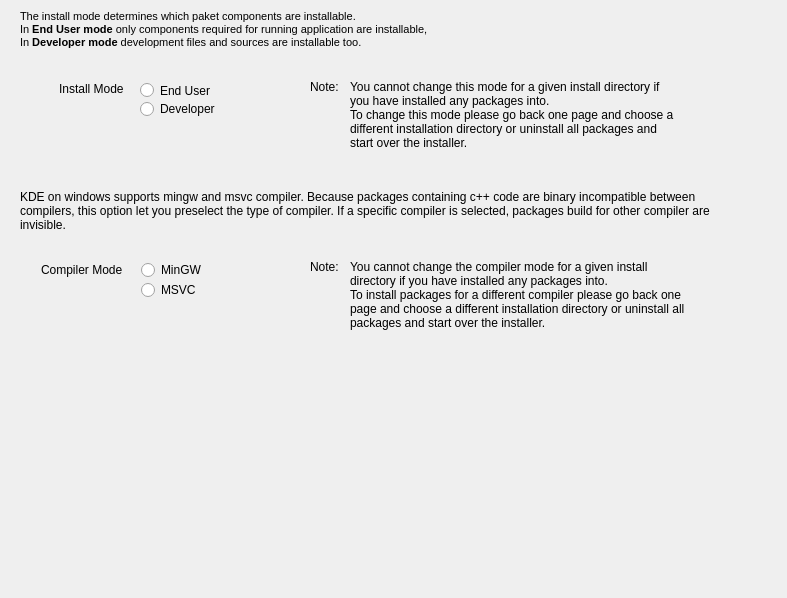
First picture: the form in gui/installtypepage.ui, repository KDE/kdewin-installer, before the edit.
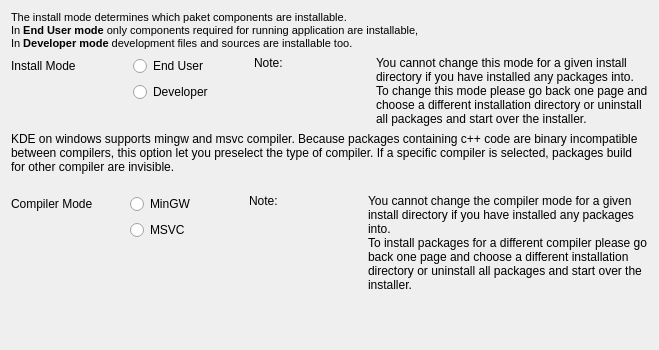
Second picture: the form after the edit.

Commit message: give the widgets a layout

```diff
--- a/gui/installtypepage.ui
+++ b/gui/installtypepage.ui
@@ -5,8 +5,8 @@
    <rect>
     <x>0</x>
     <y>0</y>
-    <width>787</width>
-    <height>598</height>
+    <width>659</width>
+    <height>350</height>
    </rect>
   </property>
   <property name="windowTitle" >
@@ -15,70 +15,9 @@
   <property name="statusTip" >
    <string>Select in which mode the installer should work and which compiler should be used</string>
   </property>
-  <widget class="QRadioButton" name="installModeDeveloper" >
-   <property name="geometry" >
-    <rect>
-     <x>140</x>
-     <y>100</y>
-     <width>111</width>
-     <height>18</height>
-    </rect>
-   </property>
-   <property name="text" >
-    <string>Developer</string>
-   </property>
-   <property name="checked" >
-    <bool>false</bool>
-   </property>
-  </widget>
-  <widget class="QRadioButton" name="compilerMSVC" >
-   <property name="geometry" >
-    <rect>
-     <x>141</x>
-     <y>280</y>
-     <width>81</width>
-     <height>20</height>
-    </rect>
-   </property>
-   <property name="text" >
-    <string>MSVC</string>
-   </property>
-  </widget>
-  <widget class="QRadioButton" name="compilerMinGW" >
-   <property name="geometry" >
-    <rect>
-     <x>141</x>
-     <y>261</y>
-     <width>81</width>
-     <height>18</height>
-    </rect>
-   </property>
-   <property name="text" >
-    <string>MinGW</string>
-   </property>
-  </widget>
-  <widget class="QRadioButton" name="installModeEndUser" >
-   <property name="geometry" >
-    <rect>
-     <x>140</x>
-     <y>80</y>
-     <width>101</width>
-     <height>21</height>
-    </rect>
-   </property>
-   <property name="text" >
-    <string>End User</string>
-   </property>
-  </widget>
+  <layout class="QVBoxLayout" >
+   <item>
   <widget class="QLabel" name="label_2" >
-   <property name="geometry" >
-    <rect>
-     <x>20</x>
-     <y>10</y>
-     <width>700</width>
-     <height>71</height>
-    </rect>
-   </property>
    <property name="text" >
     <string>&lt;html>&lt;head>&lt;meta name="qrichtext" content="1" />&lt;style type="text/css">
 p, li { white-space: pre-wrap; }
@@ -100,15 +39,100 @@
     <bool>true</bool>
    </property>
   </widget>
+   </item>
+   <item>
+    <layout class="QGridLayout" >
+     <item row="0" column="0" >
+      <widget class="QLabel" name="label_4" >
+       <property name="text" >
+        <string>Install Mode</string>
+       </property>
+      </widget>
+     </item>
+     <item row="0" column="1" >
+      <widget class="QRadioButton" name="installModeEndUser" >
+       <property name="text" >
+        <string>End User</string>
+       </property>
+      </widget>
+     </item>
+     <item row="0" column="2" >
+      <widget class="QLabel" name="label_8" >
+       <property name="text" >
+        <string>Note:</string>
+       </property>
+       <property name="alignment" >
+        <set>Qt::AlignLeading|Qt::AlignLeft|Qt::AlignTop</set>
+       </property>
+      </widget>
+     </item>
+     <item rowspan="3" row="0" column="3" >
+      <widget class="QLabel" name="label" >
+       <property name="text" >
+        <string>You cannot change this mode for a given install directory if you have installed any packages into.
+To change this mode please go back one page and choose a different installation directory or uninstall all packages and start over the installer.</string>
+       </property>
+       <property name="alignment" >
+        <set>Qt::AlignLeading|Qt::AlignLeft|Qt::AlignTop</set>
+       </property>
+       <property name="wordWrap" >
+        <bool>true</bool>
+       </property>
+      </widget>
+     </item>
+     <item rowspan="2" row="1" column="0" >
+      <spacer>
+       <property name="orientation" >
+        <enum>Qt::Vertical</enum>
+       </property>
+       <property name="sizeHint" >
+        <size>
+         <width>20</width>
+         <height>40</height>
+        </size>
+       </property>
+      </spacer>
+     </item>
+     <item row="1" column="1" >
+      <widget class="QRadioButton" name="installModeDeveloper" >
+       <property name="text" >
+        <string>Developer</string>
+       </property>
+       <property name="checked" >
+        <bool>false</bool>
+       </property>
+      </widget>
+     </item>
+     <item rowspan="2" row="1" column="2" >
+      <spacer>
+       <property name="orientation" >
+        <enum>Qt::Vertical</enum>
+       </property>
+       <property name="sizeHint" >
+        <size>
+         <width>20</width>
+         <height>40</height>
+        </size>
+       </property>
+      </spacer>
+     </item>
+     <item row="2" column="1" >
+      <spacer>
+       <property name="orientation" >
+        <enum>Qt::Vertical</enum>
+       </property>
+       <property name="sizeHint" >
+        <size>
+         <width>20</width>
+         <height>21</height>
+        </size>
+       </property>
+      </spacer>
+     </item>
+    </layout>
+   </item>
+   <item>
   <widget class="QLabel" name="label_3" >
-   <property name="geometry" >
-    <rect>
-     <x>20</x>
-     <y>190</y>
-     <width>700</width>
-     <height>68</height>
-    </rect>
-   </property>
    <property name="sizePolicy" >
     <sizepolicy vsizetype="Preferred" hsizetype="Preferred" >
      <horstretch>1</horstretch>
@@ -129,61 +153,25 @@
     <number>0</number>
    </property>
   </widget>
-  <widget class="QLabel" name="label_4" >
-   <property name="geometry" >
-    <rect>
-     <x>59</x>
-     <y>80</y>
-     <width>80</width>
-     <height>18</height>
-    </rect>
-   </property>
-   <property name="text" >
-    <string>Install Mode</string>
-   </property>
-  </widget>
+   </item>
+   <item>
+    <layout class="QGridLayout" >
+     <item row="0" column="0" >
   <widget class="QLabel" name="label_5" >
-   <property name="geometry" >
-    <rect>
-     <x>41</x>
-     <y>260</y>
-     <width>111</width>
-     <height>20</height>
-    </rect>
-   </property>
    <property name="text" >
     <string>Compiler Mode</string>
    </property>
   </widget>
-  <widget class="QLabel" name="label" >
-   <property name="geometry" >
-    <rect>
-     <x>350</x>
-     <y>80</y>
-     <width>331</width>
-     <height>81</height>
-    </rect>
-   </property>
+     </item>
+     <item row="0" column="1" >
+      <widget class="QRadioButton" name="compilerMinGW" >
    <property name="text" >
-    <string>You cannot change this mode for a given install directory if you have installed any packages into.
-To change this mode please go back one page and choose a different installation directory or uninstall all packages and start over the installer.</string>
-   </property>
-   <property name="alignment" >
-    <set>Qt::AlignLeading|Qt::AlignLeft|Qt::AlignTop</set>
-   </property>
-   <property name="wordWrap" >
-    <bool>true</bool>
-   </property>
-  </widget>
-  <widget class="QLabel" name="label_8" >
-   <property name="geometry" >
-    <rect>
-     <x>310</x>
-     <y>80</y>
-     <width>53</width>
-     <height>18</height>
-    </rect>
-   </property>
+        <string>MinGW</string>
+       </property>
+      </widget>
+     </item>
+     <item row="0" column="2" >
+      <widget class="QLabel" name="label_9" >
    <property name="text" >
     <string>Note:</string>
    </property>
@@ -191,15 +179,9 @@
     <set>Qt::AlignLeading|Qt::AlignLeft|Qt::AlignTop</set>
    </property>
   </widget>
+     </item>
+     <item rowspan="3" row="0" column="3" >
   <widget class="QLabel" name="label_6" >
-   <property name="geometry" >
-    <rect>
-     <x>350</x>
-     <y>260</y>
-     <width>341</width>
-     <height>121</height>
-    </rect>
-   </property>
    <property name="text" >
     <string>You cannot change the compiler mode for a given install directory if you have installed any packages into.
 To install packages for a different compiler please go back one page and choose a different installation directory or uninstall all packages and start over the installer.</string>
@@ -211,22 +193,69 @@
     <bool>true</bool>
    </property>
   </widget>
-  <widget class="QLabel" name="label_9" >
-   <property name="geometry" >
-    <rect>
-     <x>310</x>
-     <y>260</y>
-     <width>53</width>
-     <height>18</height>
-    </rect>
-   </property>
+     </item>
+     <item rowspan="2" row="1" column="0" >
+      <spacer>
+       <property name="orientation" >
+        <enum>Qt::Vertical</enum>
+       </property>
+       <property name="sizeHint" >
+        <size>
+         <width>20</width>
+         <height>40</height>
+        </size>
+       </property>
+      </spacer>
+     </item>
+     <item row="1" column="1" >
+      <widget class="QRadioButton" name="compilerMSVC" >
    <property name="text" >
-    <string>Note:</string>
-   </property>
-   <property name="alignment" >
-    <set>Qt::AlignLeading|Qt::AlignLeft|Qt::AlignTop</set>
-   </property>
-  </widget>
+        <string>MSVC</string>
+       </property>
+      </widget>
+     </item>
+     <item rowspan="2" row="1" column="2" >
+      <spacer>
+       <property name="orientation" >
+        <enum>Qt::Vertical</enum>
+       </property>
+       <property name="sizeHint" >
+        <size>
+         <width>20</width>
+         <height>40</height>
+        </size>
+       </property>
+      </spacer>
+     </item>
+     <item row="2" column="1" >
+      <spacer>
+       <property name="orientation" >
+        <enum>Qt::Vertical</enum>
+       </property>
+       <property name="sizeHint" >
+        <size>
+         <width>20</width>
+         <height>16</height>
+        </size>
+       </property>
+      </spacer>
+     </item>
+    </layout>
+   </item>
+   <item>
+    <spacer>
+     <property name="orientation" >
+      <enum>Qt::Vertical</enum>
+     </property>
+     <property name="sizeHint" >
+      <size>
+       <width>20</width>
+       <height>40</height>
+      </size>
+     </property>
+    </spacer>
+   </item>
+  </layout>
  </widget>
  <resources/>
  <connections/>
```
Lines whose indentation alone changed are shown as unchanged. The commit also changes 7 other files.
